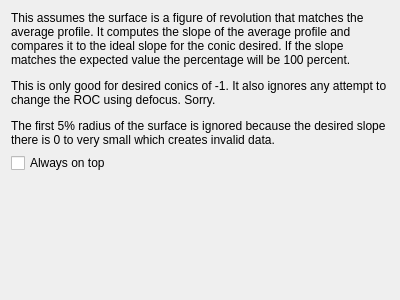
Old version of the form percentcorrectiondlg.ui in the repository githubdoe/DFTFringe.
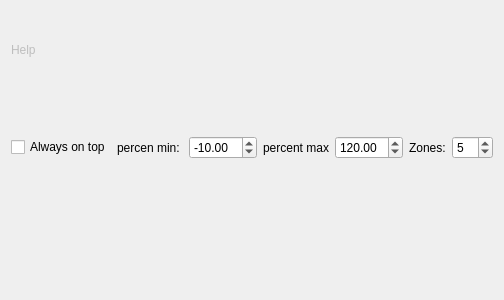
New version of the form. Custom widgets are drawn as their Qt base class.

Commit message: lenhanced percentage correction.  Added save and restore variables to a couple of dialogs

Patch:
```diff
--- a/percentcorrectiondlg.ui
+++ b/percentcorrectiondlg.ui
@@ -6,7 +6,7 @@
    <rect>
     <x>0</x>
     <y>0</y>
-    <width>400</width>
+    <width>412</width>
     <height>300</height>
    </rect>
   </property>
@@ -16,8 +16,14 @@
   <layout class="QVBoxLayout" name="verticalLayout">
    <item>
     <widget class="QLabel" name="label">
+     <property name="enabled">
+      <bool>false</bool>
+     </property>
+     <property name="toolTip">
+      <string>&lt;html&gt;&lt;head/&gt;&lt;body&gt;&lt;p&gt;This assumes the surface is a figure of revolution that matches the average profile.&lt;/p&gt;&lt;p&gt;It computes the slope of the average profile and compares it to the ideal slope for the conic desired. If the slope matches the expected value the percentage will be 100 percent. &lt;/p&gt;&lt;p&gt;This is only good for desired conics of -1. &lt;/p&gt;&lt;p&gt;The first 5% radius of the surface is ignored because the desired slope there is 0 to very small which creates invalid data.&lt;/p&gt;&lt;/body&gt;&lt;/html&gt;</string>
+     </property>
      <property name="text">
-      <string>&lt;html&gt;&lt;head/&gt;&lt;body&gt;&lt;p&gt;This assumes the surface is a figure of revolution that matches the average profile. It computes the slope of the average profile and compares it to the ideal slope for the conic desired. If the slope matches the expected value the percentage will be 100 percent. &lt;/p&gt;&lt;p&gt;This is only good for desired conics of -1. It also ignores any attempt to change the ROC using defocus.  Sorry.&lt;/p&gt;&lt;p&gt;The first 5% radius of the surface is ignored because the desired slope there is 0 to very small which creates invalid data.&lt;/p&gt;&lt;/body&gt;&lt;/html&gt;</string>
+      <string>&lt;html&gt;&lt;head/&gt;&lt;body&gt;&lt;p&gt;Help&lt;/p&gt;&lt;p&gt;&lt;br/&gt;&lt;/p&gt;&lt;/body&gt;&lt;/html&gt;</string>
      </property>
      <property name="wordWrap">
       <bool>true</bool>
@@ -27,20 +33,92 @@
    <item>
     <layout class="QHBoxLayout" name="horizontalLayout">
      <item>
-      <layout class="QHBoxLayout" name="horizontalLayout_2">
-       <item>
-        <widget class="QCheckBox" name="checkBox">
-         <property name="text">
-          <string>Always on top</string>
-         </property>
-        </widget>
-       </item>
-      </layout>
+      <widget class="QCheckBox" name="checkBox">
+       <property name="text">
+        <string>Always on top</string>
+       </property>
+      </widget>
+     </item>
+     <item>
+      <widget class="QLabel" name="label_2">
+       <property name="text">
+        <string>percen min: </string>
+       </property>
+       <property name="alignment">
+        <set>Qt::AlignRight|Qt::AlignTrailing|Qt::AlignVCenter</set>
+       </property>
+      </widget>
+     </item>
+     <item>
+      <widget class="QDoubleSpinBox" name="minvalue">
+       <property name="minimum">
+        <double>-500.000000000000000</double>
+       </property>
+       <property name="maximum">
+        <double>500.000000000000000</double>
+       </property>
+       <property name="singleStep">
+        <double>10.000000000000000</double>
+       </property>
+       <property name="value">
+        <double>-10.000000000000000</double>
+       </property>
+      </widget>
+     </item>
+     <item>
+      <widget class="QLabel" name="label_3">
+       <property name="text">
+        <string>percent max</string>
+       </property>
+       <property name="alignment">
+        <set>Qt::AlignRight|Qt::AlignTrailing|Qt::AlignVCenter</set>
+       </property>
+      </widget>
+     </item>
+     <item>
+      <widget class="QDoubleSpinBox" name="maxvalue">
+       <property name="minimum">
+        <double>-500.000000000000000</double>
+       </property>
+       <property name="maximum">
+        <double>500.000000000000000</double>
+       </property>
+       <property name="singleStep">
+        <double>10.000000000000000</double>
+       </property>
+       <property name="value">
+        <double>120.000000000000000</double>
+       </property>
+      </widget>
+     </item>
+     <item>
+      <widget class="QLabel" name="label_4">
+       <property name="text">
+        <string>Zones:</string>
+       </property>
+      </widget>
+     </item>
+     <item>
+      <widget class="QSpinBox" name="numberOfZones">
+       <property name="minimum">
+        <number>0</number>
+       </property>
+       <property name="maximum">
+        <number>20</number>
+       </property>
+       <property name="value">
+        <number>5</number>
+       </property>
+      </widget>
      </item>
     </layout>
    </item>
    <item>
-    <widget class="QwtPlot" name="plot" native="true"/>
+    <widget class="QwtPlot" name="plot" native="true">
+     <property name="toolTip">
+      <string extracomment="This assumes the surface is a figure of revolution that matches the average profile. It computes the slope of the average profile and compares it to the ideal slope for the conic desired. If the slope matches the expected value the percentage will be 100 percent.  This is only good for desired conics of -1. It also ignores any attempt to change the ROC using defocus. Sorry. The first 5% radius of the surface is ignored because the desired slope there is 0 to very small which creates invalid data."/>
+     </property>
+    </widget>
    </item>
    <item>
     <widget class="QDialogButtonBox" name="buttonBox">
```
Left out of the diff: 2 changed lines with no effect on the pictures. The commit also changes 7 other files.
